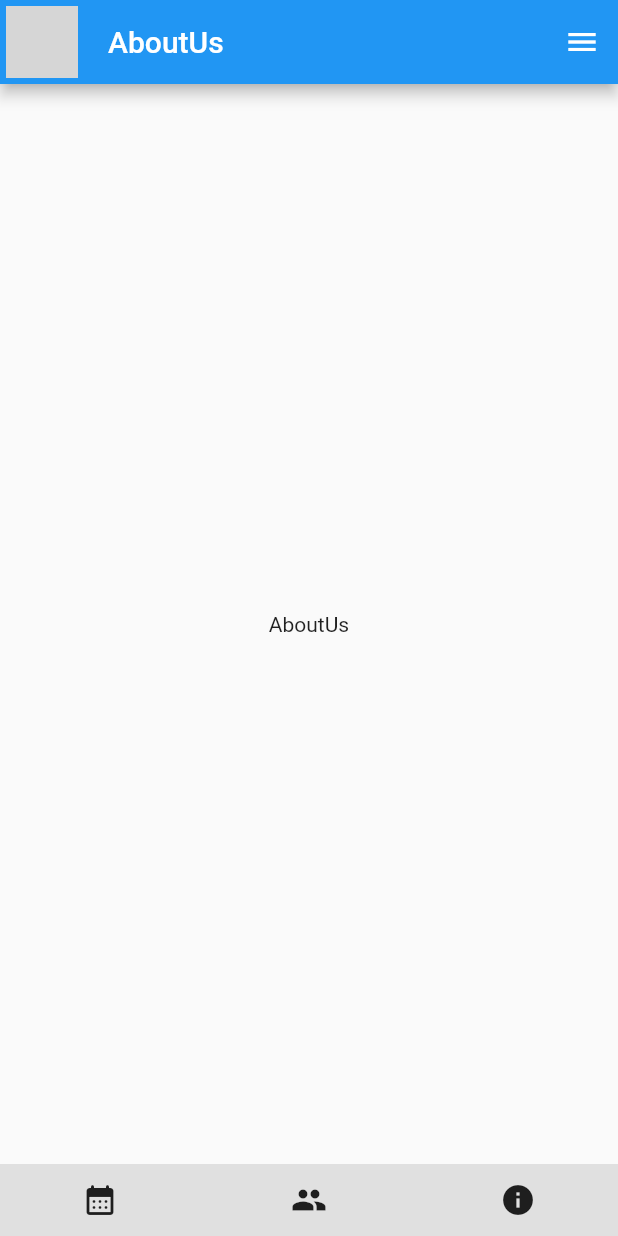
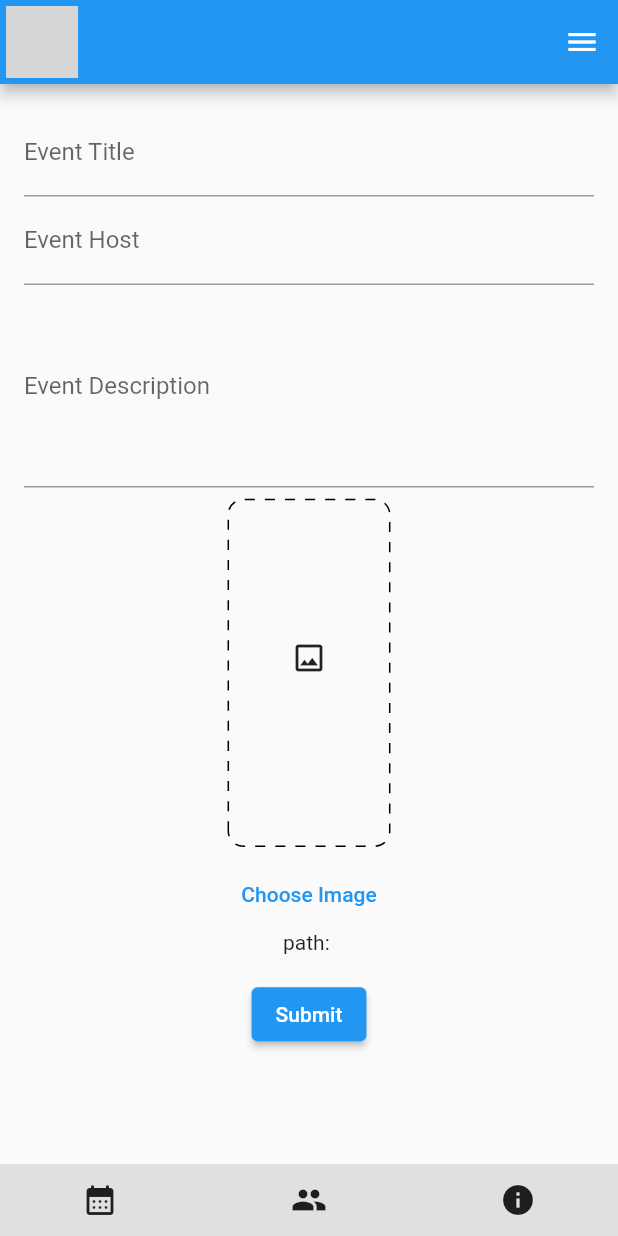
Before and after one commit to Fabrifj/UPB_Mobil, a Flutter app: the EventsPage screen opened by its route, after a tap on "Agregar Evento", on a phone screen of 412 x 824 dp. Run offline on Flutter 3.47's test engine with Material 2 defaults, Android fonts, the phone set to English and light mode, and no system bars; drawn by our look-alikes of dotted_border; our stand-ins replace cloud_firestore, firebase_core, firebase_storage, fluro, image_picker; accounts and stored records are empty; network calls fail; grey boxes are pictures that could not be loaded.

Commit message:
05-Create-Firebase-Component_TASK: Adapted the upload functions and page for creating new events, added libraries, updated routes and progress on firebase component (classes with the structure of some collections in firebase)

```diff
--- a/lib/pages/events/events_page.dart
+++ b/lib/pages/events/events_page.dart
@@ -25,7 +25,7 @@ class EventsPage extends StatelessWidget {
             ),
             TextButton(
               onPressed: () {
-                Application.router.navigateTo(context, "about-us",
+                Application.router.navigateTo(context, "content-management",
                     transition: TransitionType.inFromRight);
               },
               child: Text("Agregar Evento"),
--- a/lib/pages/management/management_content.dart
+++ b/lib/pages/management/management_content.dart
@@ -1,223 +1,208 @@
-// import 'package:flutter/foundation.dart';
-// import 'package:flutter/material.dart';
-// import 'package:dotted_border/dotted_border.dart';
-// import 'package:firebase_storage/firebase_storage.dart';
-// import 'package:cloud_firestore/cloud_firestore.dart';
-// import 'package:image_picker/image_picker.dart';
-// import 'dart:io';
-// import 'package:path/path.dart' as Path;
+import 'package:flutter/foundation.dart';
+import 'package:flutter/material.dart';
+import 'package:dotted_border/dotted_border.dart';
+import 'package:firebase_storage/firebase_storage.dart';
+import 'package:cloud_firestore/cloud_firestore.dart';
+import 'package:image_picker/image_picker.dart';
+import 'dart:io';
+import 'package:path/path.dart' as Path;
 
-// import '../../Components/upb_scaffold.dart';
+import 'package:upb_mobil/components/upb_scafold.dart';
 
-// class ManagementContent extends StatefulWidget {
-//   @override
-//   _ManagementContentState createState() => _ManagementContentState();
-// }
+class ManagementContent extends StatefulWidget {
+  final String title;
+  ManagementContent({required this.title}) {}
+  @override
+  _ManagementContentState createState() => _ManagementContentState();
+}
 
-// class _ManagementContentState extends State<ManagementContent> {
-//   Uint8List webImage = Uint8List(8);
-//   File? _pickedImage;
-//   PickedFile? _imageToUpload;
-//   String imagePath = "";
-//   String imagePathForFirebase = "";
+class _ManagementContentState extends State<ManagementContent> {
+  Uint8List webImage = Uint8List(8);
+  File? _pickedImage;
+  PickedFile? _imageToUpload;
+  String imagePath = "";
+  String imagePathForFirebase = "";
 
-//   String _newsAuthor = "";
-//   String _newsDescription = "";
-//   String _newsImage = '';
-//   String _newsTitle = "";
-//   @override
-//   Widget build(BuildContext context) {
-//     Size size = MediaQuery.of(context).size;
-//     final _formKey = GlobalKey<FormState>();
+  String _eventHost = "";
+  String _eventDescription = "";
+  String _eventImage = '';
+  String _eventTitle = "";
+  @override
+  Widget build(BuildContext context) {
+    Size size = MediaQuery.of(context).size;
+    final _formKey = GlobalKey<FormState>();
 
-//     Future<void> _pickImage() async {
-//       if (!kIsWeb) {
-//         final ImagePicker _picker = ImagePicker();
-//         PickedFile? image = await ImagePicker().getImage(
-//           source: ImageSource.gallery,
-//         );
-//         if (image != null) {
-//           var selected = File(image.path);
-//           setState(() {
-//             _pickedImage = selected;
-//             _imageToUpload = image;
-//           });
-//         } else {
-//           print('No image has been picked.');
-//         }
-//       } else if (kIsWeb) {
-//         final ImagePicker _picker = ImagePicker();
-//         PickedFile? image = await ImagePicker().getImage(
-//           source: ImageSource.gallery,
-//         );
-//         if (image != null) {
-//           setState(() {
-//             _imageToUpload = image;
-//             imagePath = _imageToUpload!.path;
-//             print(imagePath);
-//           });
-//         } else {
-//           print('No image has been picked.');
-//         }
-//       } else {
-//         print('Something went wrong.');
-//       }
-//     }
+    Future<void> _pickImage() async {
+      if (!kIsWeb) {
+        final ImagePicker _picker = ImagePicker();
+        PickedFile? image = await ImagePicker().getImage(
+          source: ImageSource.gallery,
+        );
+        if (image != null) {
+          var selected = File(image.path);
+          setState(() {
+            _pickedImage = selected;
+            _imageToUpload = image;
+          });
+        } else {
+          print('No image has been picked.');
+        }
+      } else if (kIsWeb) {
+        final ImagePicker _picker = ImagePicker();
+        PickedFile? image = await ImagePicker().getImage(
+          source: ImageSource.gallery,
+        );
+        if (image != null) {
+          setState(() {
+            _imageToUpload = image;
+            imagePath = _imageToUpload!.path;
+            print(imagePath);
+          });
+        } else {
+          print('No image has been picked.');
+        }
+      } else {
+        print('Something went wrong.');
+      }
+    }
 
-//     Future<void> uploadImage(PickedFile? image) async {
-//       final FirebaseStorage storage = FirebaseStorage.instance;
-//       String key = _newsTitle + _newsAuthor;
-//       imagePathForFirebase =
-//           "images/news/${key}${Path.basename(_imageToUpload!.path)}${DateTime.now().millisecondsSinceEpoch}";
-//       final storageRef = storage.ref().child(imagePathForFirebase);
-//       await storageRef.putData(await _imageToUpload!.readAsBytes(),
-//           SettableMetadata(contentType: 'image/jpeg'));
-//     }
+    Future<void> uploadImage(PickedFile? image) async {
+      final FirebaseStorage storage = FirebaseStorage.instance;
+      String key = _eventTitle + _eventHost;
+      imagePathForFirebase =
+          "images/event/${key}${Path.basename(_imageToUpload!.path)}${DateTime.now().millisecondsSinceEpoch}";
+      final storageRef = storage.ref().child(imagePathForFirebase);
+      await storageRef.putData(await _imageToUpload!.readAsBytes(),
+          SettableMetadata(contentType: 'image/jpeg'));
+    }
 
-//     Widget dottedBorderImageUploader({
-//       required Color color,
-//     }) {
-//       return Padding(
-//         padding: const EdgeInsets.all(8),
-//         child: DottedBorder(
-//           dashPattern: const [6.7],
-//           borderType: BorderType.RRect,
-//           radius: const Radius.circular(10),
-//           child: Center(
-//             child: Column(
-//               mainAxisAlignment: MainAxisAlignment.center,
-//               crossAxisAlignment: CrossAxisAlignment.center,
-//               children: [
-//                 Icon(
-//                   Icons.image_outlined,
-//                 ),
-//                 SizedBox(
-//                   height: 20,
-//                 ),
-//               ],
-//             ),
-//           ),
-//         ),
-//       );
-//     }
+    Widget dottedBorderImageUploader({
+      required Color color,
+    }) {
+      return Padding(
+        padding: const EdgeInsets.all(8),
+        child: DottedBorder(
+          dashPattern: const [6.7],
+          borderType: BorderType.RRect,
+          radius: const Radius.circular(10),
+          child: Center(
+            child: Column(
+              mainAxisAlignment: MainAxisAlignment.center,
+              crossAxisAlignment: CrossAxisAlignment.center,
+              children: [
+                Icon(
+                  Icons.image_outlined,
+                ),
+                SizedBox(
+                  height: 20,
+                ),
+              ],
+            ),
+          ),
+        ),
+      );
+    }
 
-//     return UpbScaffold(
-//       body: Form(
-//         key: _formKey,
-//         child: Container(
-//           padding: EdgeInsets.all(16.0),
-//           child: Column(
-//             children: <Widget>[
-//               TextFormField(
-//                 decoration: InputDecoration(labelText: 'News Title'),
-//                 validator: (value) {
-//                   if (value?.isEmpty ?? true) {
-//                     return 'Please enter a title';
-//                   }
-//                   return null;
-//                 },
-//                 onChanged: (value) => _newsTitle = value,
-//               ),
-//               TextFormField(
-//                 decoration: InputDecoration(labelText: 'News Author'),
-//                 validator: (value) {
-//                   if (value?.isEmpty ?? true) {
-//                     return 'Please enter an author';
-//                   }
-//                   return null;
-//                 },
-//                 onChanged: (value) => _newsAuthor = value,
-//               ),
-//               TextFormField(
-//                 decoration: InputDecoration(labelText: 'Description'),
-//                 maxLines: 5,
-//                 keyboardType: TextInputType.multiline,
-//                 validator: (value) {
-//                   if (value?.isEmpty ?? true) {
-//                     return 'Please enter description';
-//                   }
-//                   return null;
-//                 },
-//                 onChanged: (value) => _newsDescription = value,
-//               ),
-//               Container(
-//                 width: size.width * 0.3,
-//                 height: size.height * 0.3,
-//                 decoration: BoxDecoration(
-//                   borderRadius: BorderRadius.circular(10),
-//                 ),
-//                 child: _pickedImage == null
-//                     ? dottedBorderImageUploader(color: Colors.black)
-//                     : kIsWeb
-//                         ? Expanded(
-//                             child: Image.file(
-//                               File(_imageToUpload!.path),
-//                               width: double.infinity,
-//                               fit: BoxFit.cover,
-//                             ),
-//                           )
-//                         : Expanded(
-//                             child: Image.file(
-//                               _pickedImage!,
-//                               fit: BoxFit.cover,
-//                               width: double.infinity,
-//                             ),
-//                           ),
-//               ),
-//               TextButton(
-//                 onPressed: (() {
-//                   _pickImage();
-//                 }),
-//                 child: const Text('Choose Image'),
-//               ),
-//               Text('path: ' +
-//                   imagePath), // para confirmar que estamos subiendo una imagen, ya que la imagen no se despliega (por ahora)
-//               Container(
-//                 margin: EdgeInsets.only(top: 16.0),
-//                 child: ElevatedButton(
-//                   onPressed: () {
-//                     if (_newsTitle.length > 2 &&
-//                         _newsAuthor.length > 1 &&
-//                         _newsDescription.length > 3) {
-//                       if (kIsWeb) {
-//                         uploadImage(_imageToUpload);
-//                       } else {
-//                         uploadImage(_imageToUpload);
-//                       }
-//                       FirebaseFirestore.instance.collection("news").add({
-//                         "newsTitle": _newsTitle,
-//                         "newsAuthor": _newsAuthor,
-//                         "newsDescription": _newsDescription,
-//                         "newsImage": imagePathForFirebase
-//                       });
-//                       Navigator.pop(context);
-//                     } else {
-//                       showDialog(
-//                         context: context,
-//                         builder: (BuildContext context) {
-//                           return AlertDialog(
-//                             title: Text('Error'),
-//                             content: Text('Llenar los espacios correctamente.'),
-//                             actions: <Widget>[
-//                               TextButton(
-//                                 child: Text('OK'),
-//                                 onPressed: () {
-//                                   Navigator.of(context).pop();
-//                                 },
-//                               ),
-//                             ],
-//                           );
-//                         },
-//                       );
-//                     }
-//                   },
-//                   child: const Text("Submit"),
-//                 ),
-//               ),
-//             ],
-//           ),
-//         ),
-//       ),
-//     );
-//   }
-// }
+    return UpbScaffold(
+      title: "",
+      body: Form(
+        key: _formKey,
+        child: Container(
+          padding: EdgeInsets.all(16.0),
+          child: Column(
+            children: <Widget>[
+              TextFormField(
+                decoration: InputDecoration(labelText: 'Event Title'),
+                onChanged: (value) => _eventTitle = value,
+              ),
+              TextFormField(
+                decoration: InputDecoration(labelText: 'Event Host'),
+                onChanged: (value) => _eventHost = value,
+              ),
+              TextFormField(
+                decoration: InputDecoration(labelText: 'Event Description'),
+                maxLines: 5,
+                keyboardType: TextInputType.multiline,
+                onChanged: (value) => _eventDescription = value,
+              ),
+              Container(
+                width: size.width * 0.3,
+                height: size.height * 0.3,
+                decoration: BoxDecoration(
+                  borderRadius: BorderRadius.circular(10),
+                ),
+                child: _pickedImage == null
+                    ? dottedBorderImageUploader(color: Colors.black)
+                    : kIsWeb
+                        ? Expanded(
+                            child: Image.file(
+                              File(_imageToUpload!.path),
+                              width: double.infinity,
+                              fit: BoxFit.cover,
+                            ),
+                          )
+                        : Expanded(
+                            child: Image.file(
+                              _pickedImage!,
+                              fit: BoxFit.cover,
+                              width: double.infinity,
+                            ),
+                          ),
+              ),
+              TextButton(
+                onPressed: (() {
+                  _pickImage();
+                }),
+                child: const Text('Choose Image'),
+              ),
+              Text('path: ' +
+                  imagePath), // para confirmar que estamos subiendo una imagen, ya que la imagen no se despliega (por ahora)
+              Container(
+                margin: EdgeInsets.only(top: 16.0),
+                child: ElevatedButton(
+                  onPressed: () {
+                    if (_eventTitle.length > 2 &&
+                        _eventHost.length > 1 &&
+                        _eventDescription.length > 3) {
+                      if (kIsWeb) {
+                        uploadImage(_imageToUpload);
+                      } else {
+                        uploadImage(_imageToUpload);
+                      }
+                      FirebaseFirestore.instance.collection("event").add({
+                        "title": _eventTitle,
+                        "newsAuthor": _eventHost,
+                        "description": _eventDescription,
+                        "photo": imagePathForFirebase
+                      });
+                      Navigator.pop(context);
+                    } else {
+                      showDialog(
+                        context: context,
+                        builder: (BuildContext context) {
+                          return AlertDialog(
+                            title: Text('Error'),
+                            content: Text('Llenar los espacios correctamente.'),
+                            actions: <Widget>[
+                              TextButton(
+                                child: Text('OK'),
+                                onPressed: () {
+                                  Navigator.of(context).pop();
+                                },
+                              ),
+                            ],
+                          );
+                        },
+                      );
+                    }
+                  },
+                  child: const Text("Submit"),
+                ),
+              ),
+            ],
+          ),
+        ),
+      ),
+    );
+  }
+}
--- a/lib/routes/routes.dart
+++ b/lib/routes/routes.dart
@@ -10,6 +10,7 @@ import 'package:upb_mobil/pages/networking/networking_categories_page.dart';
 import 'package:upb_mobil/pages/personal_info/personal_info_page.dart';
 import '../pages/networking/networking_person_page.dart';
 import '../pages/networking/networking_search_page.dart';
+import 'package:upb_mobil/pages/management/management_content.dart';
 
 class Routes {
   static void defineRoutes(FluroRouter router) {
@@ -22,6 +23,7 @@ class Routes {
     router.define('/networking/person/:id', handler: _networkingPerPage);
     router.define('/persona-page', handler: _personalInfoPage);
     router.define('/about-us', handler: _aboutUsPage);
+    router.define('/content-management', handler: _contentManagementPage);
   }
 
   static final Handler _homeHandler = Handler(
@@ -59,4 +61,8 @@ class Routes {
   static final Handler _aboutUsPage = Handler(
       handlerFunc: (BuildContext? context, Map<String, List<String>> params) =>
           AboutUsPage('AboutUs'));
+
+  static final Handler _contentManagementPage = Handler(
+      handlerFunc: (BuildContext? context, Map<String, List<String>> params) =>
+          ManagementContent(title: 'ContentManagement'));
 }
--- a/lib/services/firebase_functions.dart
+++ b/lib/services/firebase_functions.dart
@@ -12,5 +12,6 @@ class FirebaseFunctions {
     //
   }
 
-  Future<void> pushByCollection(String dataToPush) async {}
+  Future<void> pushByCollection(
+      String collectionName, String dataToPush) async {}
 }
--- /dev/null
+++ b/lib/services/firebase_items.dart
@@ -0,0 +1,31 @@
+class User {
+  String first_name;
+  String last_name;
+  String password;
+  String photo;
+  String website;
+
+  User({
+    required this.first_name,
+    required this.last_name,
+    required this.password,
+    required this.photo,
+    required this.website,
+  });
+}
+
+class Event {
+  String title;
+  String description;
+  String photo;
+  User host;
+  List<User> signed;
+
+  Event({
+    required this.title,
+    required this.description,
+    required this.photo,
+    required this.host,
+    required this.signed,
+  });
+}
--- a/pubspec.yaml
+++ b/pubspec.yaml
@@ -42,6 +42,7 @@ dependencies:
   cloud_firestore: ^4.3.1
   firebase_storage:
   image_picker:
+  dotted_border:
 
 dev_dependencies:
   flutter_test:
```
Also changed, not shown: lib/pages/management/add_event_page.dart (added), 1 other file.
